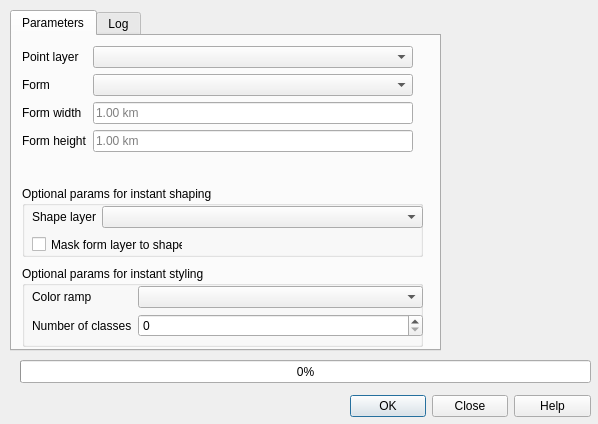
KonstiDE/Bestagon, file bestagon_dialog_base.ui: the form before one commit.
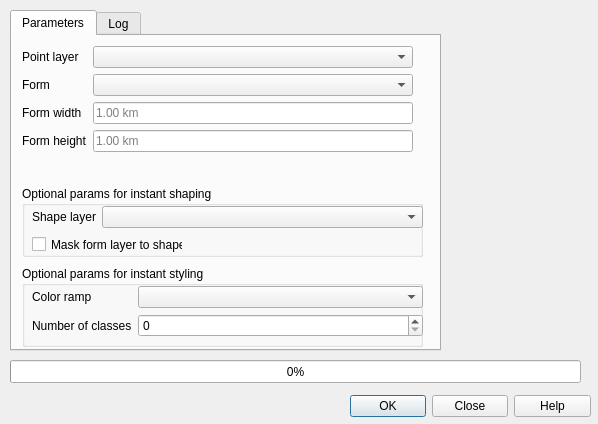
The form after the commit. Custom widgets are drawn as their Qt base class.

```diff
--- a/bestagon_dialog_base.ui
+++ b/bestagon_dialog_base.ui
@@ -232,7 +232,7 @@
   <widget class="QProgressBar" name="progressBar">
    <property name="geometry">
     <rect>
-     <x>20</x>
+     <x>10</x>
      <y>360</y>
      <width>571</width>
      <height>23</height>
```
